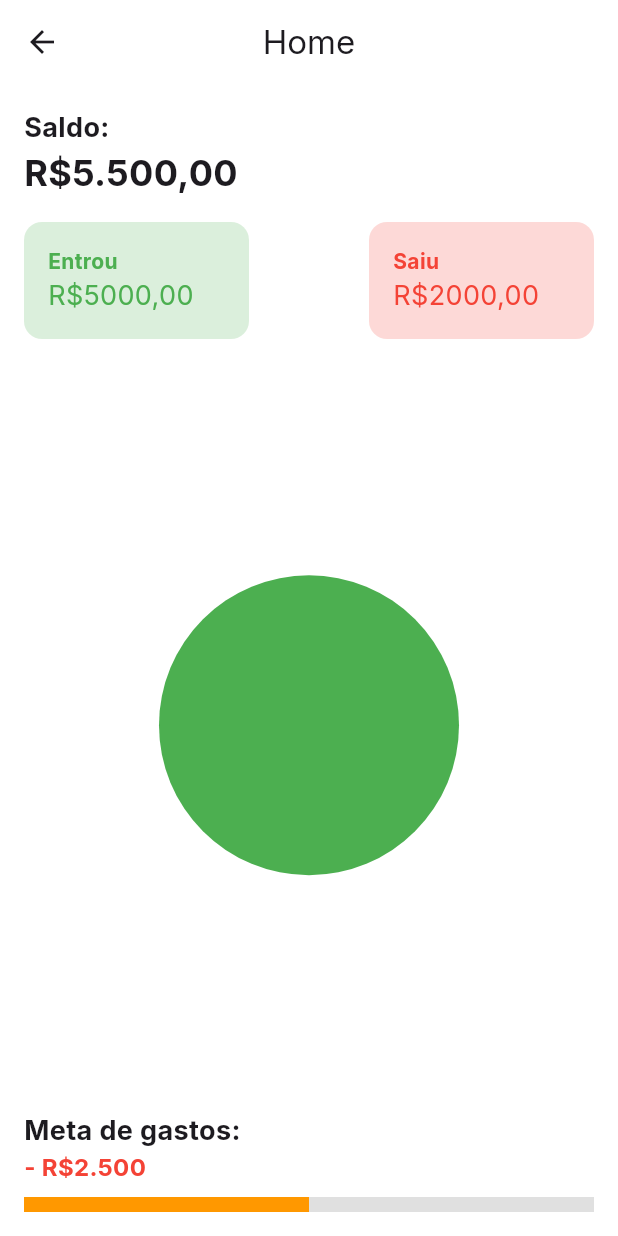
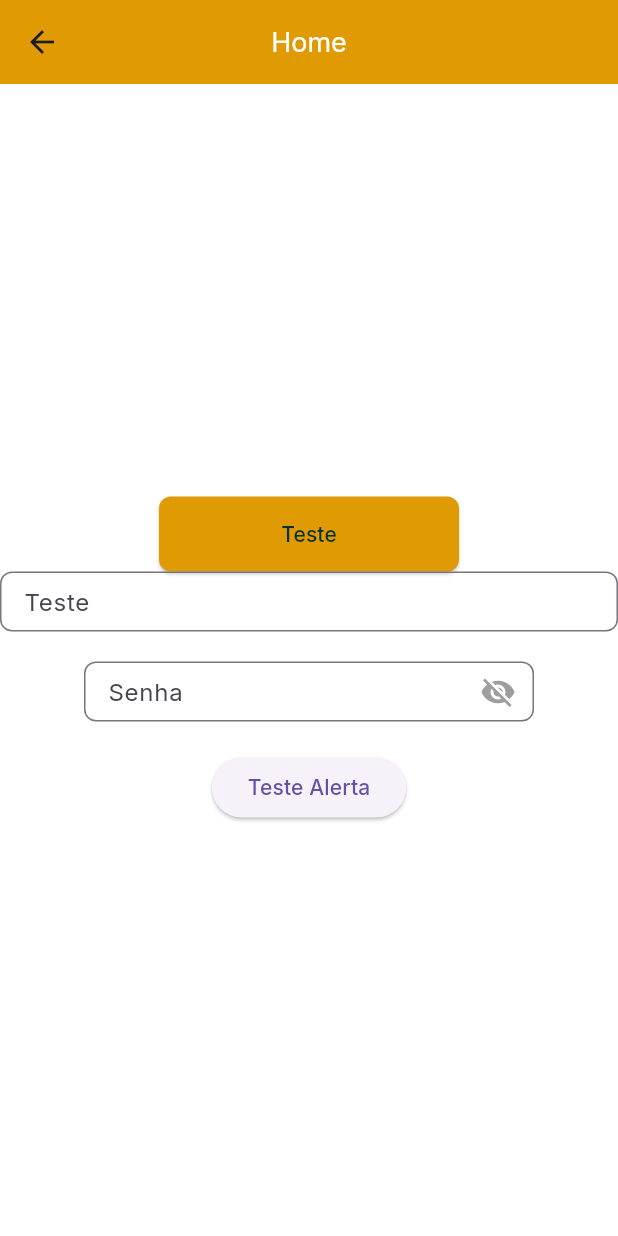
Before and after one commit to vinimiraa/LDDM-ShowCoin, a Flutter app: the HomeScreen screen opened directly, on a phone screen of 412 x 824 dp. Run offline on Flutter 3.47's test engine with Material 3 defaults, Android fonts, the light colour scheme and no system bars; our stand-ins replace persistent_bottom_nav_bar.

Commit message:
feat: página home, no momento utilizada para teste

```diff
--- a/src/lib/screens/home_screen.dart
+++ b/src/lib/screens/home_screen.dart
@@ -1,4 +1,5 @@
 import 'package:flutter/material.dart';
+import 'utils.dart';
 
 class HomeScreen extends StatelessWidget {
   const HomeScreen({super.key});
@@ -6,91 +7,56 @@ class HomeScreen extends StatelessWidget {
   @override
   Widget build(BuildContext context) {
     return Scaffold(
-      appBar: AppBar(
-        backgroundColor: Color(0x00DF9A04),
-        title: const Text("Home"),
-        centerTitle: true,
-      ),
-      body: Padding(
-        padding: const EdgeInsets.all(16.0),
+      backgroundColor: AppColors.background,
+      appBar: Utils.buildHeader('Home'),
+      body: Center(
         child: Column(
-          crossAxisAlignment: CrossAxisAlignment.start,
+          mainAxisAlignment: MainAxisAlignment.center,
           children: [
-            const Text(
-              "Saldo:",
-              style: TextStyle(fontSize: 18, fontWeight: FontWeight.bold),
+            // ! TESTE BOTÃO
+            Utils.buildButton(text: "Teste", onPressed: _apertaBotao),
+
+            // ! TESTE INPUT
+            Utils.buildInputField(
+              "Teste",
+              controller: TextEditingController(),
+              type: TextInputType.text,
+              obscure: false,
             ),
-            const Text(
-              "R\$5.500,00",
-              style: TextStyle(fontSize: 24, fontWeight: FontWeight.bold),
+
+            Utils.buildInputField(
+              "Senha",
+              controller: TextEditingController(),
+              type: TextInputType.text,
+              obscure: true,
+              width: 300, // Define a largura do campo
             ),
-            const SizedBox(height: 16),
-            Row(
-              mainAxisAlignment: MainAxisAlignment.spaceBetween,
-              children: [
-                _buildCard("Entrou", "R\$5000,00", Colors.green),
-                _buildCard("Saiu", "R\$2000,00", Colors.red),
-              ],
+
+            // ! TESTE ALERT
+            ElevatedButton(
+              onPressed: () {
+                Utils.showAlertDialog(
+                  context,
+                  "Encerrar Sessão",
+                  "Você tem certeza ?",
+                  onConfirm: _apertaConfirmar,
+                  confirmText: "Sei lá porra kkkkk",
+                  cancelText: "Kero naum",
+                );
+              },
+              child: Text("Teste Alerta"),
             ),
-            const SizedBox(height: 16),
-            Expanded(
-              child: Center(
-                child: Container(
-                  width: 200,
-                  height: 200,
-                  decoration: const BoxDecoration(
-                    color: Colors.green,
-                    shape: BoxShape.circle,
-                  ),
-                ),
-              ),
-            ),
-            const SizedBox(height: 16),
-            _buildMetaGastos(),
           ],
         ),
       ),
     );
   }
 
-  Widget _buildCard(String title, String value, Color color) {
-    return Container(
-      padding: const EdgeInsets.all(16),
-      width: 150,
-      decoration: BoxDecoration(
-        color: color.withOpacity(0.2),
-        borderRadius: BorderRadius.circular(12),
-      ),
-      child: Column(
-        crossAxisAlignment: CrossAxisAlignment.start,
-        children: [
-          Text(title, style: TextStyle(color: color, fontWeight: FontWeight.bold)),
-          Text(value, style: TextStyle(color: color, fontSize: 18)),
-        ],
-      ),
-    );
+  void _apertaBotao() {
+    debugPrint("Botão apertado (lá ele kkkkkkkkkkkkj)");
   }
 
-  Widget _buildMetaGastos() {
-    return Column(
-      crossAxisAlignment: CrossAxisAlignment.start,
-      children: [
-        const Text(
-          "Meta de gastos:",
-          style: TextStyle(fontSize: 18, fontWeight: FontWeight.bold),
-        ),
-        const Text(
-          "- R\$2.500",
-          style: TextStyle(fontSize: 16, color: Colors.red, fontWeight: FontWeight.bold),
-        ),
-        const SizedBox(height: 8),
-        LinearProgressIndicator(
-          value: 0.5,
-          backgroundColor: Colors.grey[300],
-          color: Colors.orange,
-          minHeight: 10,
-        ),
-      ],
-    );
+  void _apertaConfirmar() {
+    debugPrint("Sei lá porra apertado XDXDXD");
   }
 }
```
